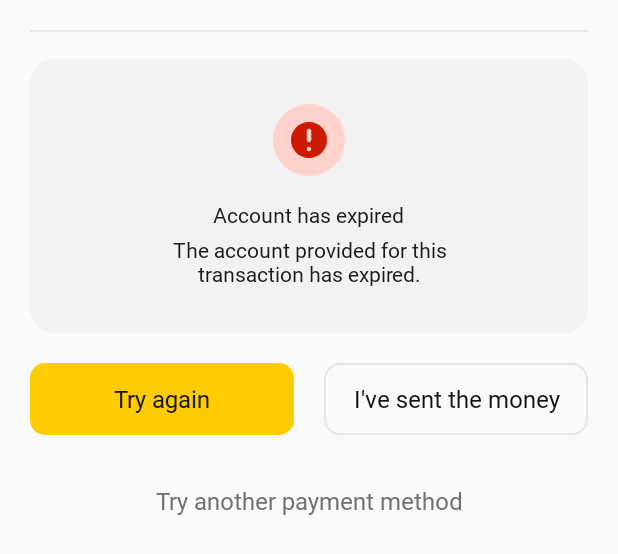
After one commit to kudi-inc/nomba-android-sdk, an Android app built with Jetpack Compose: the layout transfer_expired_view.xml on its own in the app's theme, with its tools: preview values and no code run, on a phone screen of 412 x 824 dp. The commit adds this screen. Shown: the top 554 px of the screen. Run offline under Robolectric (Android 15) with nearby library versions, the phone set to English and light mode, and no system bars.

Commit message:
Restructure Manager Syncing

```diff
--- a/wraith/src/main/java/com/nomba/wraith/core/NombaManager.kt
+++ b/wraith/src/main/java/com/nomba/wraith/core/NombaManager.kt
@@ -9,6 +9,7 @@ import android.view.ViewGroup
 import androidx.constraintlayout.widget.ConstraintLayout
 import com.nomba.wraith.databinding.MainViewBinding
 import com.nomba.wraith.ui.shelters.PaymentOptionsShelter
+import com.nomba.wraith.ui.shelters.transfer.TransferExpiredShelter
 import com.nomba.wraith.ui.shelters.transfer.TransferShelter
 import java.lang.ref.WeakReference
 import java.text.NumberFormat
@@ -45,11 +46,9 @@ open class NombaManager private constructor (private var activity: WeakReference
     private lateinit var activityMainViewBinding : MainViewBinding
     private lateinit var paymentOptionsShelter: PaymentOptionsShelter
     private lateinit var transferShelter: TransferShelter
+    private lateinit var transferExpiredShelter: TransferExpiredShelter
 
-    private fun createAllShelters(){
-        paymentOptionsShelter = PaymentOptionsShelter(activityMainViewBinding.paymentOptions)
-        transferShelter = TransferShelter(activityMainViewBinding.transferView)
-    }
+
 
     private fun setUpMainPaymentView()  {
         val inflater: LayoutInflater = LayoutInflater.from(activity.get()).context.getSystemService(Context.LAYOUT_INFLATER_SERVICE) as LayoutInflater
@@ -66,9 +65,21 @@ open class NombaManager private constructor (private var activity: WeakReference
             val bottomParam = activityMainViewBinding.attribution.layoutParams as ViewGroup.MarginLayoutParams
             bottomParam.setMargins(0, 0,0, navBarSize)
             activityMainViewBinding.attribution.layoutParams = bottomParam
+
+            //val statusHeightParam = activityMainViewBinding.statusBar.layoutParams as ViewGroup.MarginLayoutParams
+            activityMainViewBinding.statusBar.layoutParams = ViewGroup.LayoutParams(ConstraintLayout.LayoutParams.MATCH_PARENT, statusBarSize)
+
             windowInsets
+
+            //activityMainViewBinding.statusBar.he
         }
         parentGroup.get()?.addView(activityMainViewBinding.root)
+    }
+
+    private fun createAllShelters(){
+        paymentOptionsShelter = PaymentOptionsShelter(activityMainViewBinding.paymentOptions)
+        transferShelter = TransferShelter(this, activityMainViewBinding.transferView)
+        transferExpiredShelter = TransferExpiredShelter(activityMainViewBinding.transferExpiredView)
     }
 
     fun showPaymentView(){
@@ -77,6 +88,14 @@ open class NombaManager private constructor (private var activity: WeakReference
         activityMainViewBinding.root.visibility = View.VISIBLE
         Log.e("Wraith by Nomba", "Show Payment View")
     }
+
+    private fun setPaymentValues(){
+        format.maximumFractionDigits = 2
+        format.currency = Currency.getInstance("NGN")
+        activityMainViewBinding.amountLabel.text = format.format(paymentAmount)
+        activityMainViewBinding.emailLabel.text = customerEmail
+    }
+
 
     private fun setOnClickListeners(){
         //Transfer Button
@@ -92,12 +111,13 @@ open class NombaManager private constructor (private var activity: WeakReference
         }
     }
 
-    private fun setPaymentValues(){
-        format.maximumFractionDigits = 2
-        format.currency = Currency.getInstance("NGN")
-        activityMainViewBinding.amountLabel.text = format.format(paymentAmount)
-        activityMainViewBinding.emailLabel.text = customerEmail
+
+    fun waitingForTransferExpired(){
+        transferShelter.hideShelter()
+        transferExpiredShelter.showShelter()
     }
 
 
+
+
 }
--- a/wraith/src/main/java/com/nomba/wraith/ui/shelters/transfer/TransferExpiredShelter.kt
+++ b/wraith/src/main/java/com/nomba/wraith/ui/shelters/transfer/TransferExpiredShelter.kt
@@ -1,8 +1,17 @@
 package com.nomba.wraith.ui.shelters.transfer
 
 import com.nomba.wraith.core.Shelter
-import com.nomba.wraith.databinding.TransferViewBinding
+import com.nomba.wraith.databinding.TransferExpiredViewBinding
 
 
-class TransferExpiredShelter(activityTransferViewBinding: TransferViewBinding) : Shelter(activityTransferViewBinding) {
+class TransferExpiredShelter(activityTransferExpiredViewBinding: TransferExpiredViewBinding) : Shelter(activityTransferExpiredViewBinding) {
+
+    override fun layout(): TransferExpiredViewBinding {
+        return super.layout() as TransferExpiredViewBinding
+    }
+
+    override fun showShelter() {
+        super.showShelter()
+    }
+
 }
--- a/wraith/src/main/java/com/nomba/wraith/ui/shelters/transfer/TransferShelter.kt
+++ b/wraith/src/main/java/com/nomba/wraith/ui/shelters/transfer/TransferShelter.kt
@@ -2,11 +2,12 @@ package com.nomba.wraith.ui.shelters.transfer
 
 import android.annotation.SuppressLint
 import android.os.CountDownTimer
+import com.nomba.wraith.core.NombaManager
 import com.nomba.wraith.core.Shelter
 import com.nomba.wraith.databinding.TransferViewBinding
 import java.util.Locale
 
-class TransferShelter(activityTransferViewBinding: TransferViewBinding) : Shelter(activityTransferViewBinding) {
+class TransferShelter(private var manager: NombaManager, activityTransferViewBinding: TransferViewBinding) : Shelter(activityTransferViewBinding) {
 
     private lateinit var waitingForTransferTimer: CountDownTimer
     private lateinit var confirmationTimer: CountDownTimer
@@ -43,7 +44,7 @@ class TransferShelter(activityTransferViewBinding: TransferViewBinding) : Shelte
     }
 
     private fun onWaitingForTransferEnd() {
-
+        manager.waitingForTransferExpired()
     }
 
     private fun onConfirmationTransferEnd(){
--- /dev/null
+++ b/wraith/src/main/res/drawable/caution.xml
@@ -0,0 +1,13 @@
+<vector xmlns:android="http://schemas.android.com/apk/res/android"
+    android:width="48dp"
+    android:height="48dp"
+    android:viewportWidth="48"
+    android:viewportHeight="48">
+  <path
+      android:pathData="M24,24m-24,0a24,24 0,1 1,48 0a24,24 0,1 1,-48 0"
+      android:fillColor="#FFD3CC"/>
+  <path
+      android:pathData="M36,24C36,30.627 30.627,36 24,36C17.373,36 12,30.627 12,24C12,17.373 17.373,12 24,12C30.627,12 36,17.373 36,24ZM25.5,30C25.5,30.828 24.828,31.5 24,31.5C23.172,31.5 22.5,30.828 22.5,30C22.5,29.172 23.172,28.5 24,28.5C24.828,28.5 25.5,29.172 25.5,30ZM24,16.5C23.172,16.5 22.5,17.172 22.5,18V24C22.5,24.828 23.172,25.5 24,25.5C24.828,25.5 25.5,24.828 25.5,24V18C25.5,17.172 24.828,16.5 24,16.5Z"
+      android:fillColor="#CC1B00"
+      android:fillType="evenOdd"/>
+</vector>
--- a/wraith/src/main/res/layout/main_view.xml
+++ b/wraith/src/main/res/layout/main_view.xml
@@ -8,6 +8,13 @@
     android:background="@color/paymentBackground"
     android:layout_height="match_parent"
     >
+
+    <View
+        android:layout_width="match_parent"
+        android:id="@+id/status_bar"
+        app:layout_constraintTop_toTopOf="parent"
+        android:background="@color/status_bar"
+        android:layout_height="@dimen/size_40"/>
 
     <androidx.constraintlayout.widget.ConstraintLayout
         android:layout_width="match_parent"
@@ -85,6 +92,15 @@
         android:id="@+id/transfer_view"
         layout="@layout/transfer_view" />
 
+    <include
+        android:layout_width="match_parent"
+        app:layout_constraintTop_toBottomOf="@id/top_view"
+        android:layout_height="wrap_content"
+        android:layout_marginTop="@dimen/size_16"
+        android:visibility="gone"
+        android:id="@+id/transfer_expired_view"
+        layout="@layout/transfer_expired_view" />
+
     <LinearLayout
         android:layout_width="match_parent"
         android:orientation="horizontal"
--- a/wraith/src/main/res/layout/payment_options_view.xml
+++ b/wraith/src/main/res/layout/payment_options_view.xml
@@ -11,7 +11,6 @@
         android:background="@color/neutral_two"
         app:layout_constraintTop_toTopOf="parent"
         android:id="@+id/line"
-
         android:layout_height="1dp" />
 
     <LinearLayout
--- a/wraith/src/main/res/layout/transfer_expired.xml
+++ /dev/null
@@ -1,6 +0,0 @@
-<?xml version="1.0" encoding="utf-8"?>
-<androidx.constraintlayout.widget.ConstraintLayout xmlns:android="http://schemas.android.com/apk/res/android"
-    android:layout_width="match_parent"
-    android:layout_height="match_parent">
-
-</androidx.constraintlayout.widget.ConstraintLayout>
--- /dev/null
+++ b/wraith/src/main/res/layout/transfer_expired_view.xml
@@ -0,0 +1,123 @@
+<?xml version="1.0" encoding="utf-8"?>
+<androidx.constraintlayout.widget.ConstraintLayout xmlns:android="http://schemas.android.com/apk/res/android"
+    android:layout_width="match_parent"
+    xmlns:app="http://schemas.android.com/apk/res-auto"
+    android:padding="@dimen/size_20"
+    android:layout_height="match_parent">
+
+    <View
+        android:layout_width="match_parent"
+        android:background="@color/neutral_two"
+        app:layout_constraintTop_toTopOf="parent"
+        android:id="@+id/line"
+        android:layout_height="1dp" />
+
+    <LinearLayout
+        android:layout_width="match_parent"
+        android:orientation="vertical"
+        android:layout_marginTop="@dimen/size_18"
+        android:id="@+id/holder"
+        android:gravity="center"
+        android:padding="@dimen/size_30"
+        app:layout_constraintTop_toBottomOf="@id/line"
+        android:background="@drawable/payment_actions_bg"
+        android:layout_height="wrap_content">
+
+<ImageView
+    android:layout_width="wrap_content"
+    android:src="@drawable/caution"
+    android:layout_marginBottom="@dimen/size_16"
+    android:contentDescription="@string/caution"
+    android:layout_height="wrap_content"/>
+
+        <TextView
+            android:layout_width="wrap_content"
+            android:fontFamily="@font/inter_bold"
+            android:textColor="@color/neutral_ten"
+            android:text="@string/account_has_expired"
+            android:layout_marginBottom="@dimen/size_4"
+            android:layout_height="wrap_content"/>
+
+        <TextView
+            android:layout_width="wrap_content"
+            android:fontFamily="@font/inter_regular"
+            android:textColor="@color/neutral_ten"
+            android:gravity="center"
+            android:textAlignment="center"
+            android:text="@string/the_account_provided_for_this_transaction_has_expired"
+            android:layout_height="wrap_content"/>
+
+
+    </LinearLayout>
+
+    <androidx.constraintlayout.widget.ConstraintLayout
+        android:orientation="horizontal"
+        app:layout_constraintTop_toBottomOf="@id/holder"
+        android:layout_width="match_parent"
+        android:layout_height="wrap_content">
+
+        <androidx.appcompat.widget.AppCompatButton
+            app:layout_constraintTop_toTopOf="parent"
+            android:layout_width="0dp"
+            android:layout_marginTop="@dimen/size_20"
+            android:background="@drawable/positive_button_bg"
+            android:fontFamily="@font/inter_medium"
+            android:padding="@dimen/size_10"
+            android:textColor="@color/mainText"
+            style="?android:attr/borderlessButtonStyle"
+            android:textSize="@dimen/font_16"
+            android:id="@+id/try_again_btn"
+            android:textAllCaps="false"
+            android:gravity="center"
+            app:layout_constraintLeft_toLeftOf="parent"
+            app:layout_constraintRight_toLeftOf="@+id/guideline"
+            android:text="@string/try_again"
+            android:layout_marginEnd="@dimen/size_10"
+            android:layout_height="wrap_content"/>
+
+        <androidx.constraintlayout.widget.Guideline
+            android:id="@+id/guideline"
+            android:layout_width="wrap_content"
+            android:layout_height="match_parent"
+            android:orientation="vertical"
+            app:layout_constraintGuide_begin="186dp" />
+
+        <androidx.appcompat.widget.AppCompatButton
+            app:layout_constraintTop_toTopOf="parent"
+            android:layout_marginTop="@dimen/size_20"
+            app:layout_constraintRight_toRightOf="parent"
+            app:layout_constraintLeft_toRightOf="@+id/guideline"
+            android:layout_width="0dp"
+            android:background="@drawable/cancel_border_bg"
+            android:fontFamily="@font/inter_medium"
+            android:padding="@dimen/size_10"
+            android:id="@+id/sent_mny_btn"
+            android:textColor="@color/mainText"
+            style="?android:attr/borderlessButtonStyle"
+            android:textSize="@dimen/font_16"
+            android:layout_marginStart="@dimen/size_10"
+            android:textAllCaps="false"
+            android:gravity="center"
+            android:text="@string/i_ve_sent_the_money"
+            android:layout_height="wrap_content"/>
+
+        <androidx.appcompat.widget.AppCompatButton
+            android:layout_marginTop="@dimen/size_20"
+            android:layout_width="match_parent"
+            android:id="@+id/cancel_button"
+            android:fontFamily="@font/inter_medium"
+            android:padding="@dimen/size_10"
+
+            android:textColor="@color/secondaryText"
+            style="?android:attr/borderlessButtonStyle"
+            android:textSize="@dimen/font_16"
+            android:textAllCaps="false"
+            android:gravity="center"
+            android:text="@string/try_another_payment_method"
+            app:layout_constraintTop_toBottomOf="@id/sent_mny_btn"
+            android:layout_height="wrap_content"/>
+
+    </androidx.constraintlayout.widget.ConstraintLayout>
+
+
+</androidx.constraintlayout.widget.ConstraintLayout>
--- a/wraith/src/main/res/layout/transfer_view.xml
+++ b/wraith/src/main/res/layout/transfer_view.xml
@@ -112,14 +112,14 @@
                     android:fontFamily="@font/inter_medium"
                     android:textColor="@color/neutral_eight"
                     android:textSize="@dimen/font_12"
-                    android:text="@string/account_number"
+                    android:text="@string/bank_name"
                     android:layout_height="wrap_content"/>
 
                 <TextView
                     android:layout_width="match_parent"
                     android:fontFamily="@font/inter_medium"
                     android:textColor="@color/neutral_ten"
-                    android:text="@string/_98762371891"
+                    android:text="@string/amucha_mfb"
                     android:layout_height="wrap_content"/>
 
             </LinearLayout>
--- a/wraith/src/main/res/values/colors.xml
+++ b/wraith/src/main/res/values/colors.xml
@@ -1,6 +1,7 @@
 <?xml version="1.0" encoding="utf-8"?>
 <resources>
 
+    <color name="status_bar">#666666</color>
     <color name="dark_gray">#0D0D0D</color>
     <color name="paymentBackground">#FFFFFF</color>
     <color name="mainText">#121212</color>
--- a/wraith/src/main/res/values/strings.xml
+++ b/wraith/src/main/res/values/strings.xml
@@ -22,4 +22,12 @@
     <string name="expires_in">Expires in</string>
     <string name="_29_09">29:09</string>
     <string name="clock">clock</string>
+    <string name="amucha_mfb">Amucha MFB</string>
+    <string name="bank_name">Bank Name</string>
+    <string name="caution">caution</string>
+    <string name="account_has_expired">Account has expired</string>
+    <string name="the_account_provided_for_this_transaction_has_expired">The account provided for this\ntransaction has expired.</string>
+    <string name="i_ve_sent_the_money">I\'ve sent the money</string>
+    <string name="try_again">Try again</string>
+    <string name="try_another_payment_method">Try another payment method</string>
 </resources>
```
Also changed, not shown: 1 other file.
